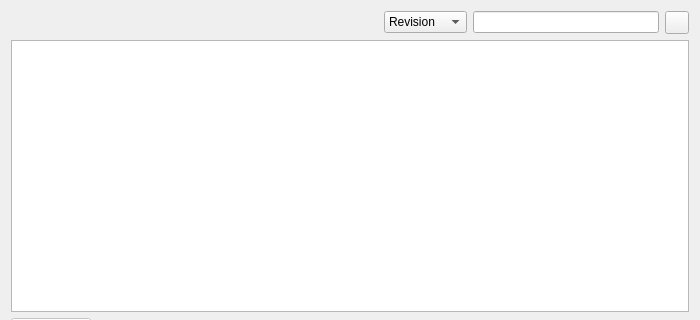
Old version of the form Plugins/VcsPlugins/vcsMercurial/GpgExtension/HgGpgSignaturesDialog.ui in the repository testmana2/test; both pictures show x 0 to 700 and y 0 to 320 of the 700 by 600 pixel window.
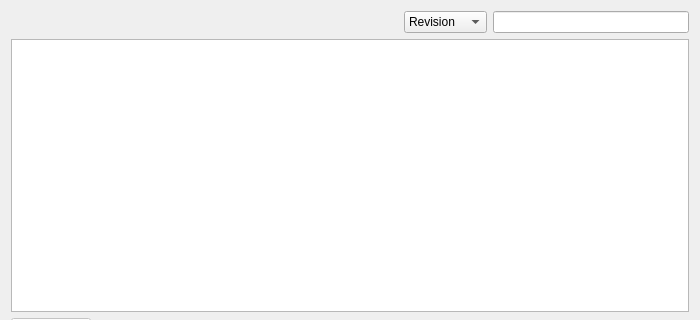
New version of the form. Custom widgets are drawn as their Qt base class.

Commit message: Changed a bunch of forms to use the E5ClearableLineEdit and E5ClearableComboBox.

```diff
--- a/Plugins/VcsPlugins/vcsMercurial/GpgExtension/HgGpgSignaturesDialog.ui
+++ b/Plugins/VcsPlugins/vcsMercurial/GpgExtension/HgGpgSignaturesDialog.ui
@@ -69,13 +69,6 @@
        </property>
       </widget>
      </item>
-     <item>
-      <widget class="QToolButton" name="clearRxEditButton">
-       <property name="text">
-        <string/>
-       </property>
-      </widget>
-     </item>
     </layout>
    </item>
    <item>
@@ -230,6 +223,13 @@
    </item>
   </layout>
  </widget>
+ <customwidgets>
+  <customwidget>
+   <class>E5ClearableLineEdit</class>
+   <extends>QLineEdit</extends>
+   <header>E5Gui/E5LineEdit.h</header>
+  </customwidget>
+ </customwidgets>
  <tabstops>
   <tabstop>categoryCombo</tabstop>
   <tabstop>rxEdit</tabstop>
```
Left out of the diff: 22 changed lines with no effect on the pictures. The commit also changes 61 other files.
